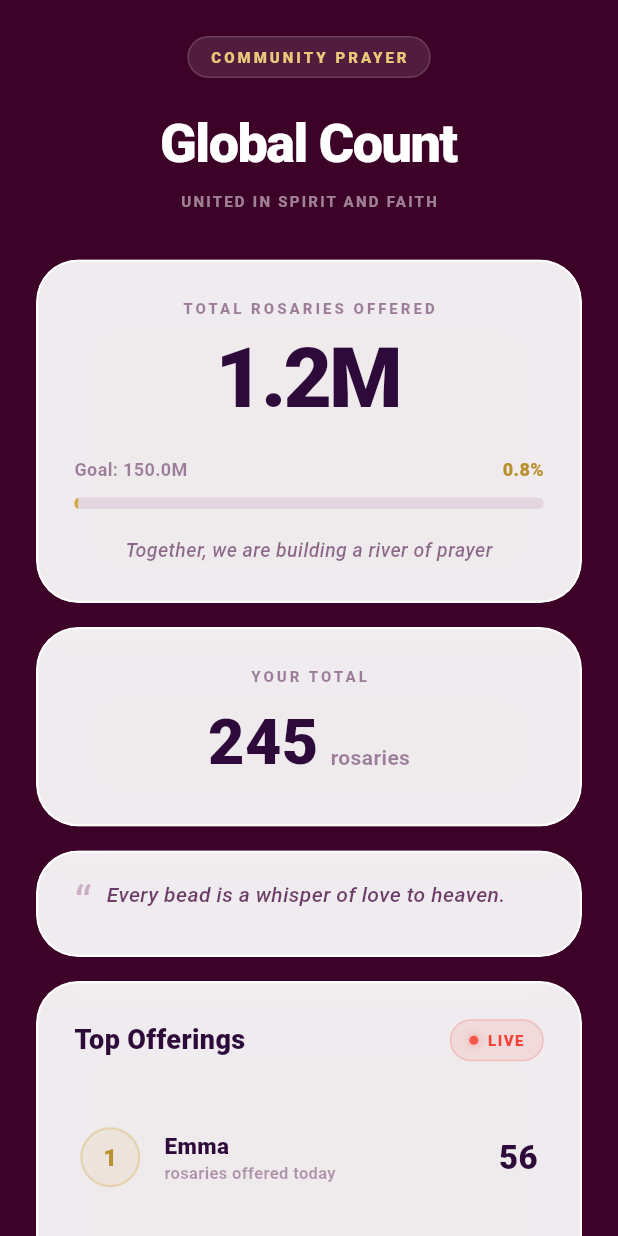
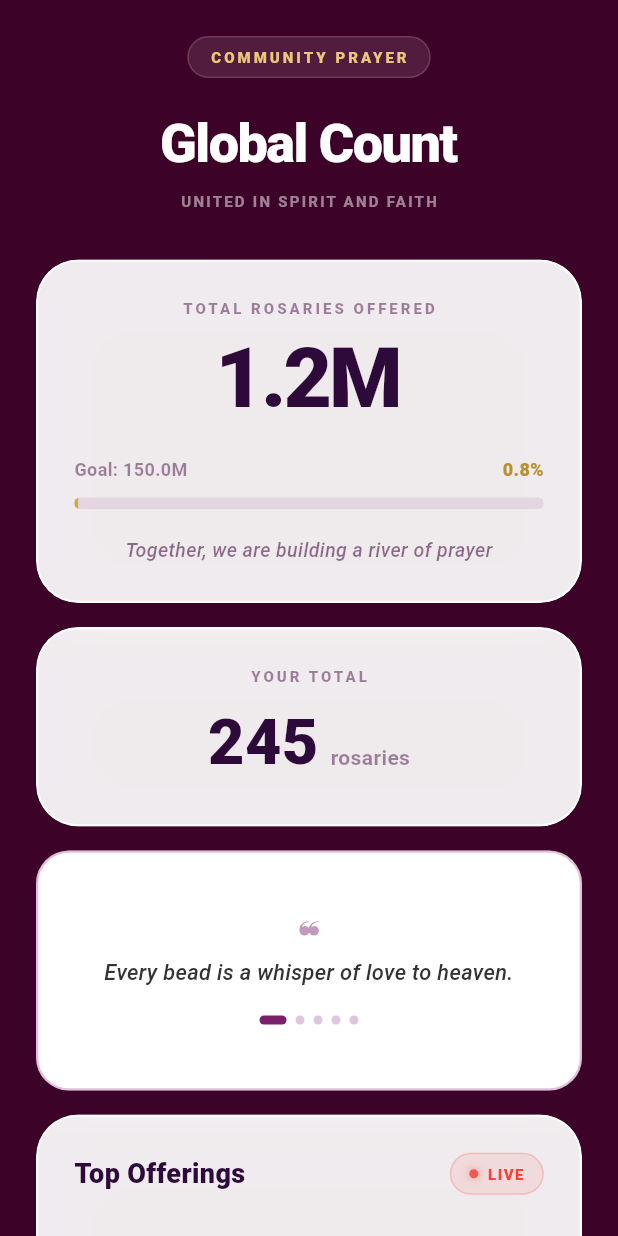
Before and after one commit to AbhijithTJ/conta_beads, a Flutter app: the GlobalCountsScreen screen opened directly, on a phone screen of 412 x 824 dp. Run offline on Flutter 3.47's test engine with Material 3 defaults, Android fonts, the phone set to English and light mode, and no system bars; our stand-ins replace curved_navigation_bar, intl_phone_field, local_auth, shared_preferences; accounts and stored records are empty; Roboto replaces fonts that are missing (Georgia).

Commit message:
slider implement

```diff
--- a/lib/screens/global_counts/global_counts_screen.dart
+++ b/lib/screens/global_counts/global_counts_screen.dart
@@ -23,11 +23,21 @@ class _GlobalCountsScreenState extends State<GlobalCountsScreen>
   late List<Map<String, dynamic>> communityData;
   late AnimationController _blinkController;
   late Animation<double> _blinkAnimation;
+  late AnimationController _quoteFadeController;
+  late Animation<double> _quoteFadeAnim;
 
   Timer? _shuffleTimer;
+  Timer? _quoteTimer;
+  int _currentQuotePage = 0;
   final _random = Random();
   final int goalCount = 150000000;
-  final String quote = 'Every bead is a whisper of love to heaven.';
+  final List<Map<String, String>> quotes = [
+    {'text': 'Every bead is a whisper of love to heaven.', 'author': ''},
+    {'text': '"The rosary is the most excellent form of prayer."', 'author': 'Pope Paul VI'},
+    {'text': '"To pray is to let Jesus into our lives."', 'author': 'Ole Hallesby'},
+    {'text': '"Prayer is the key of the morning and the bolt of the evening."', 'author': 'Mahatma Gandhi'},
+    {'text': '"With God, all things are possible."', 'author': 'Matthew 19:26'},
+  ];
 
   @override
   void initState() {
@@ -40,6 +50,12 @@ class _GlobalCountsScreenState extends State<GlobalCountsScreen>
     _blinkAnimation = Tween<double>(begin: 0.0, end: 1.0).animate(
       CurvedAnimation(parent: _blinkController, curve: Curves.easeInOut),
     );
+
+    _quoteFadeController = AnimationController(vsync: this, duration: const Duration(milliseconds: 600));
+    _quoteFadeAnim = Tween<double>(begin: 0.0, end: 1.0).animate(
+      CurvedAnimation(parent: _quoteFadeController, curve: Curves.easeInOut),
+    );
+    _quoteFadeController.forward();
 
     communityData = [
       {'name': 'Emma', 'count': 56, 'isYou': false},
@@ -61,11 +77,22 @@ class _GlobalCountsScreenState extends State<GlobalCountsScreen>
         communityData.sort((a, b) => (b['count'] as int).compareTo(a['count'] as int));
       });
     });
+
+    _quoteTimer = Timer.periodic(const Duration(seconds: 5), (_) {
+      if (!mounted) return;
+      _quoteFadeController.reverse().then((_) {
+        if (!mounted) return;
+        setState(() => _currentQuotePage = (_currentQuotePage + 1) % quotes.length);
+        _quoteFadeController.forward();
+      });
+    });
   }
 
   @override
   void dispose() {
     _shuffleTimer?.cancel();
+    _quoteTimer?.cancel();
+    _quoteFadeController.dispose();
     _blinkController.dispose();
     super.dispose();
   }
@@ -265,37 +292,93 @@ class _GlobalCountsScreenState extends State<GlobalCountsScreen>
   }
 
   Widget _buildQuoteCard() {
-    return _GlassCard(
-      padding: const EdgeInsets.symmetric(horizontal: 24, vertical: 18),
-      child: Row(
-        crossAxisAlignment: CrossAxisAlignment.start,
-        children: [
-          Text(
-            '“',
-            style: TextStyle(
-              fontSize: 32,
-              color: AppColors.authPurple.withOpacity(0.3),
-              height: 1.0,
-            ),
+    final quote = quotes[_currentQuotePage];
+    return GestureDetector(
+      onHorizontalDragEnd: (details) {
+        if (details.primaryVelocity == null) return;
+        _quoteFadeController.reverse().then((_) {
+          if (!mounted) return;
+          setState(() {
+            if (details.primaryVelocity! < 0) {
+              _currentQuotePage = (_currentQuotePage + 1) % quotes.length;
+            } else {
+              _currentQuotePage = (_currentQuotePage - 1 + quotes.length) % quotes.length;
+            }
+          });
+          _quoteFadeController.forward();
+        });
+      },
+      child: FadeTransition(
+        opacity: _quoteFadeAnim,
+        child: Container(
+          width: double.infinity,
+          height: 160,
+          padding: const EdgeInsets.symmetric(horizontal: 24, vertical: 16),
+          decoration: BoxDecoration(
+            color: Colors.white,
+            borderRadius: BorderRadius.circular(22),
+            border: Border.all(color: AppColors.authPurpleLight.withOpacity(0.30), width: 1.5),
+            boxShadow: [
+              BoxShadow(color: AppColors.authBgBottom.withOpacity(0.20), blurRadius: 20, offset: const Offset(0, 6)),
+            ],
           ),
-          const SizedBox(width: 10),
-          Expanded(
-            child: Text(
-              quote,
-              style: TextStyle(
-                fontSize: 14,
-                color: AppColors.authBgMid.withOpacity(0.8),
-                fontStyle: FontStyle.italic,
-                height: 1.5,
-                fontWeight: FontWeight.w500,
+          child: Column(
+            mainAxisAlignment: MainAxisAlignment.center,
+            children: [
+              Text(
+                '\u275D',
+                style: TextStyle(fontSize: 20, color: AppColors.authPurple.withOpacity(0.45), height: 1.0),
               ),
-            ),
+              const SizedBox(height: 6),
+              Text(
+                quote['text']!,
+                textAlign: TextAlign.center,
+                maxLines: 2,
+                overflow: TextOverflow.ellipsis,
+                style: const TextStyle(
+                  fontSize: 14.5,
+                  fontWeight: FontWeight.w500,
+                  color: Color(0xFF333333),
+                  fontStyle: FontStyle.italic,
+                  height: 1.5,
+                  letterSpacing: 0.2,
+                ),
+              ),
+              const SizedBox(height: 8),
+              if (quote['author']!.isNotEmpty)
+                Text(
+                  quote['author']!,
+                  style: const TextStyle(
+                    fontSize: 12,
+                    fontWeight: FontWeight.w700,
+                    color: AppColors.authPurple,
+                    letterSpacing: 1.2,
+                  ),
+                ),
+              const SizedBox(height: 10),
+              Row(
+                mainAxisAlignment: MainAxisAlignment.center,
+                children: List.generate(quotes.length, (i) {
+                  return AnimatedContainer(
+                    duration: const Duration(milliseconds: 300),
+                    width: i == _currentQuotePage ? 18 : 6,
+                    height: 6,
+                    margin: const EdgeInsets.symmetric(horizontal: 3),
+                    decoration: BoxDecoration(
+                      borderRadius: BorderRadius.circular(3),
+                      color: i == _currentQuotePage
+                          ? AppColors.authPurple
+                          : AppColors.authPurple.withOpacity(0.25),
+                    ),
+                  );
+                }),
+              ),
+            ],
           ),
-        ],
+        ),
       ),
     );
   }
-
   Widget _buildTopOfferingsCard() {
     return _GlassCard(
       padding: const EdgeInsets.all(24),
```
